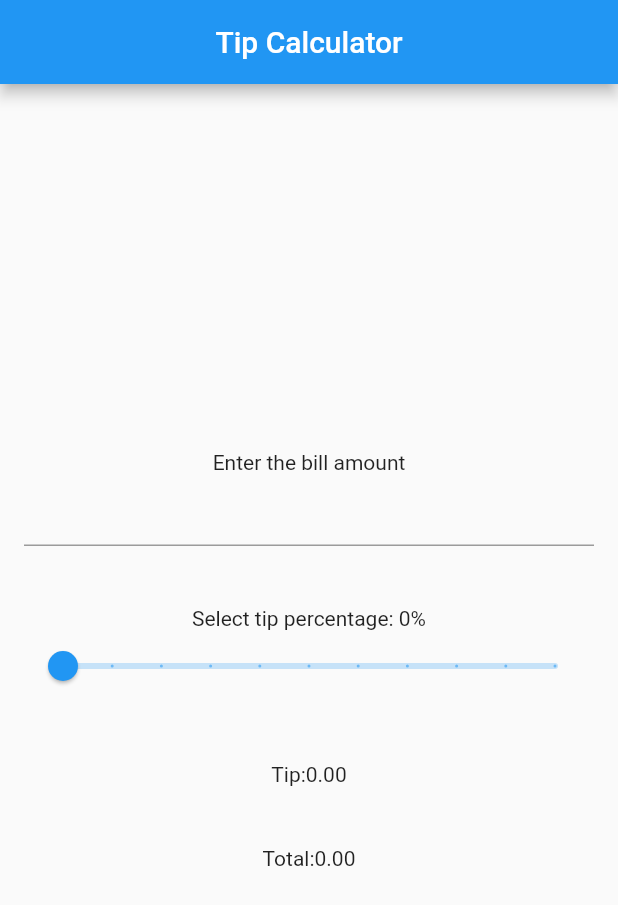
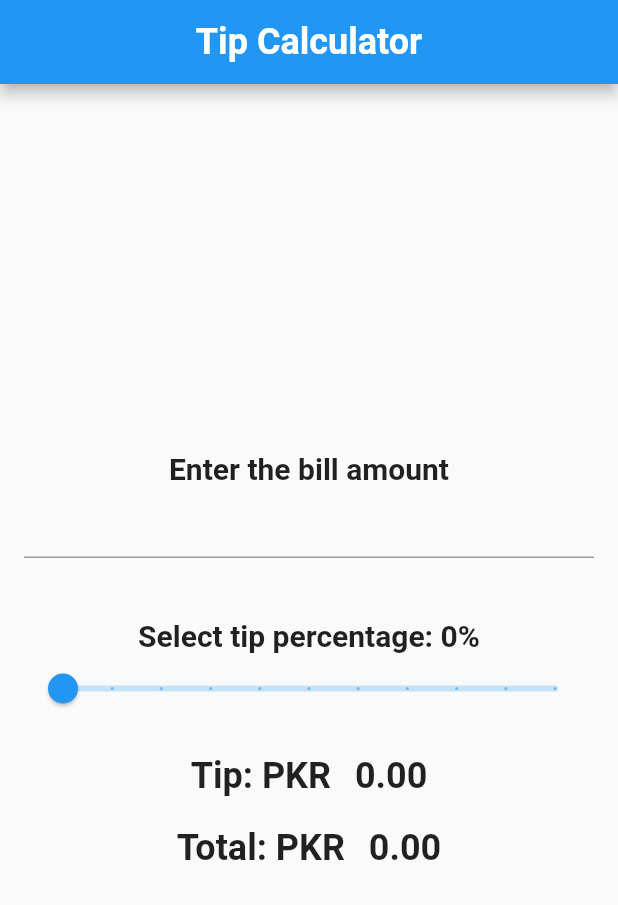
Before and after one commit to HafizAwaiskhan/The-Flutter-Way, a Flutter app: the screen it shows after launch, on a phone screen of 412 x 824 dp. Shown: the top 905 px of the screen. Run offline on Flutter 3.47's test engine with Material 2 defaults, Android fonts, the phone set to English and light mode, and no system bars; our stand-ins replace google_fonts.

Commit message:
Adding custom styling for text

```diff
--- a/lib/app_strings.dart
+++ b/lib/app_strings.dart
@@ -2,7 +2,7 @@ Map<String, String> appStrings = {
   'appTitle': 'Tip Calculator',
   'billAmount': 'Enter the bill amount',
   'selectTipPercentage': 'Select tip percentage:',
-  'tip':'Tip:',
-  'total':'Total:',
+  'tip':'Tip: PKR ',
+  'total':'Total: PKR ',
   'enterBillAmountHint': 'Bill Amount'
 };
--- a/lib/main.dart
+++ b/lib/main.dart
@@ -1,6 +1,7 @@
 import 'package:flutter/material.dart';
 import 'app_strings.dart';
 import 'app_logic.dart';
+import 'text_styles.dart';
 
 void main() {
   runApp(const MyApp());
@@ -32,7 +33,10 @@ class _TipCalculatorState extends State<TipCalculator> {
   Widget build(BuildContext context) {
     return Scaffold(
       appBar: AppBar(
-        title: Text(appStrings['appTitle']!),
+        title: Text(
+          appStrings['appTitle']!,
+          style: CustomTextStyles.textStyle24Bold
+        ),
         centerTitle: true,
       ),
       body: Center(
@@ -41,7 +45,10 @@ class _TipCalculatorState extends State<TipCalculator> {
           child: Column(
             mainAxisAlignment: MainAxisAlignment.center,
             children: <Widget>[
-              Text(appStrings['billAmount']!),
+              Text(
+                appStrings['billAmount']!,
+                style: CustomTextStyles.textStyle20SemiBold
+              ),
               TextField(
                 keyboardType: TextInputType.number,
                 controller: billAmountController,
@@ -51,8 +58,11 @@ class _TipCalculatorState extends State<TipCalculator> {
                   });
                 },
               ),
-              const Padding(padding:EdgeInsets.symmetric(vertical: 20.0)),
-              Text('${appStrings['selectTipPercentage']} ${logic.tipPercentage.toStringAsFixed(0)}%'),
+              const Padding(padding: EdgeInsets.symmetric(vertical: 20.0)),
+              Text(
+                '${appStrings['selectTipPercentage']} ${logic.tipPercentage.toStringAsFixed(0)}%',
+                style: CustomTextStyles.textStyle20SemiBold
+              ),
               Slider(
                 value: logic.tipPercentage,
                 min: 0,
@@ -64,20 +74,37 @@ class _TipCalculatorState extends State<TipCalculator> {
                   });
                 },
               ),
-              const Padding(padding:EdgeInsets.symmetric(vertical: 20.0)),
+              const Padding(padding: EdgeInsets.symmetric(vertical: 10.0)),
               Row(
                 mainAxisAlignment: MainAxisAlignment.center,
                 children: <Widget>[
-                  Text(appStrings['tip']!),
-                  Text(logic.calculateTipAmount().toStringAsFixed(2)),
+                  Padding(
+                    padding: const EdgeInsets.only(right: 10.0),
+                    child: Text(
+                      appStrings['tip']!,
+                      style: CustomTextStyles.textStyle24Bold
+                    ),
+                  ),
+                  Text(logic.calculateTipAmount().toStringAsFixed(2),
+                    style: CustomTextStyles.textStyle24Bold
+                  ),
                 ],
               ),
-              const Padding(padding:EdgeInsets.symmetric(vertical: 20.0)),
+              const Padding(padding: EdgeInsets.symmetric(vertical: 10.0)),
               Row(
                 mainAxisAlignment: MainAxisAlignment.center,
                 children: <Widget>[
-                  Text(appStrings['total']!),
-                  Text(logic.calculateTotalAmount().toStringAsFixed(2)),
+                  Padding(
+                    padding: const EdgeInsets.only(right: 10.0),
+                    child: Text(
+                      appStrings['total']!,
+                      style: CustomTextStyles.textStyle24Bold
+                    ),
+                  ),
+                  Text(
+                    logic.calculateTotalAmount().toStringAsFixed(2),
+                    style: CustomTextStyles.textStyle24Bold
+                  ),
                 ],
               ),
             ],
--- /dev/null
+++ b/lib/text_styles.dart
@@ -0,0 +1,13 @@
+import 'dart:ui';
+import 'package:google_fonts/google_fonts.dart';
+
+class CustomTextStyles {
+  static final textStyle24Bold = GoogleFonts.roboto(
+    fontSize: 24.0,
+    fontWeight: FontWeight.bold,
+  );
+  static final textStyle20SemiBold = GoogleFonts.roboto(
+    fontSize: 20.0,
+    fontWeight: FontWeight.w600,
+  );
+}
--- a/pubspec.yaml
+++ b/pubspec.yaml
@@ -30,7 +30,7 @@ environment:
 dependencies:
   flutter:
     sdk: flutter
-
+  google_fonts: ^6.1.0
 
   # The following adds the Cupertino Icons font to your application.
   # Use with the CupertinoIcons class for iOS style icons.
```
Also changed, not shown: pubspec.lock.
